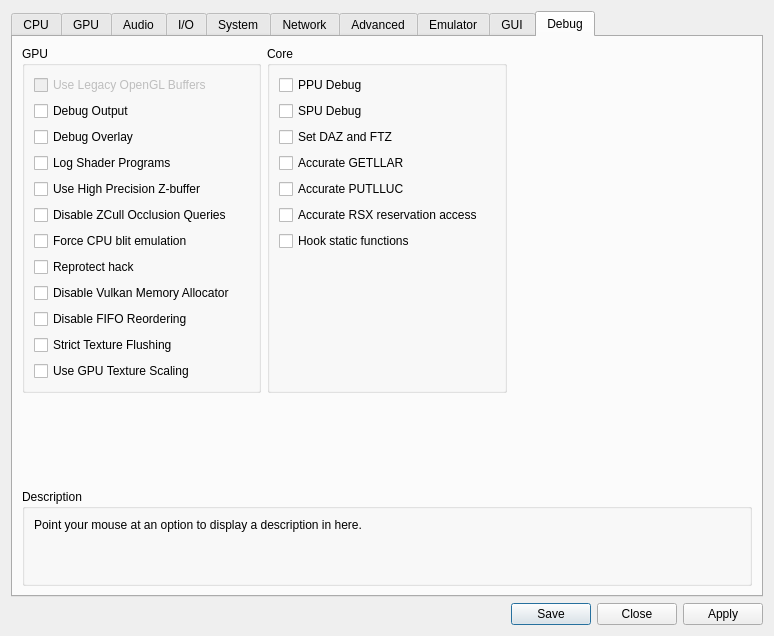
Old version of the form rpcs3/rpcs3qt/settings_dialog.ui in the repository Squwerl/rpcs3.
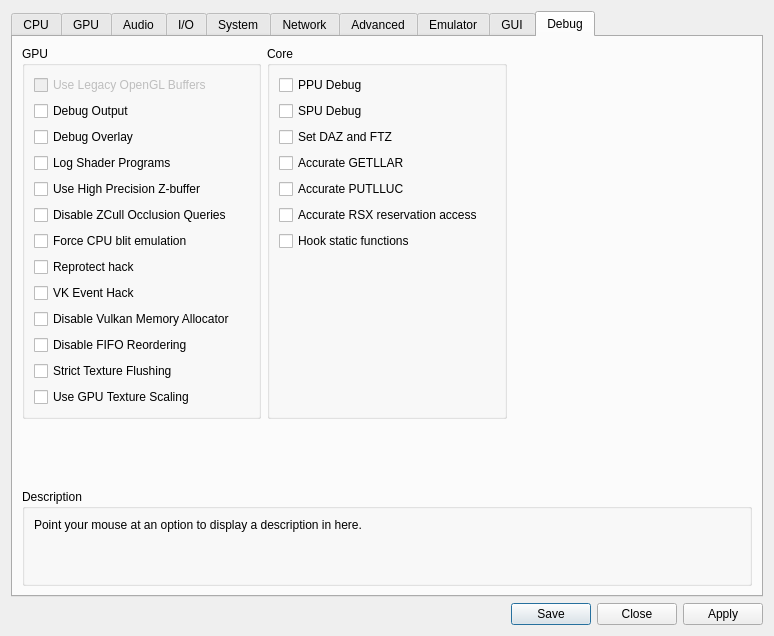
New version of the form. The open tabs and pages were chosen to show the change. Icons and pictures are not drawn.

Commit message:
VK Event Hack (Thanks to @Xcedf)
Known to improve performance where Write Color Buffer or Write Depth Buffer is used

```diff
--- a/rpcs3/rpcs3qt/settings_dialog.ui
+++ b/rpcs3/rpcs3qt/settings_dialog.ui
@@ -3219,6 +3219,13 @@
               </property>
              </widget>
             </item>
+            <item>
+             <widget class="QCheckBox" name="vk_event_hack">
+              <property name="text">
+               <string>VK Event Hack</string>
+              </property>
+             </widget>
+            </item>
             <item>
              <widget class="QCheckBox" name="disableVulkanMemAllocator">
               <property name="text">
```
The commit also changes 5 other files.
